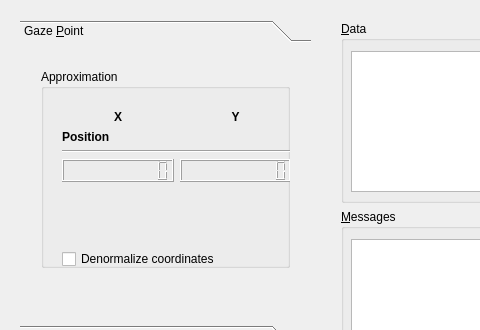
Qt form forms/qtobii-dev-track-window.ui (tpiekarski/qtobii-dev-track) before a commit; both pictures show x 0 to 480 and y 0 to 330 of the 850 by 450 pixel window.
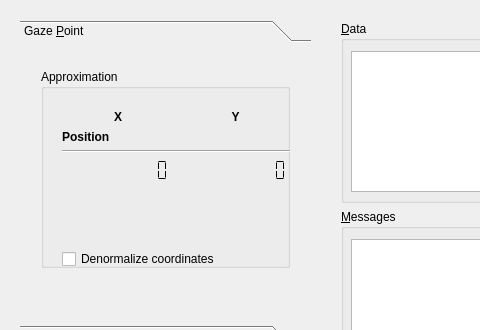
The same form after that commit. Icons and pictures are not drawn.

Commit message: Picking up transmit signal and finaly displaying data in QLCDNumber widget

Diff of the .ui file:
```diff
--- a/forms/qtobii-dev-track-window.ui
+++ b/forms/qtobii-dev-track-window.ui
@@ -160,12 +160,27 @@
            </item>
            <item row="5" column="0">
             <widget class="QLCDNumber" name="gazePointXValue">
+             <property name="font">
+              <font>
+               <weight>50</weight>
+               <bold>false</bold>
+              </font>
+             </property>
+             <property name="frameShape">
+              <enum>QFrame::NoFrame</enum>
+             </property>
+             <property name="frameShadow">
+              <enum>QFrame::Plain</enum>
+             </property>
              <property name="smallDecimalPoint">
               <bool>false</bool>
              </property>
              <property name="digitCount">
               <number>10</number>
              </property>
+             <property name="segmentStyle">
+              <enum>QLCDNumber::Flat</enum>
+             </property>
              <property name="value" stdset="0">
               <double>0.000000000000000</double>
              </property>
@@ -173,12 +188,21 @@
            </item>
            <item row="5" column="1">
             <widget class="QLCDNumber" name="gazePointYValue">
+             <property name="frameShape">
+              <enum>QFrame::NoFrame</enum>
+             </property>
+             <property name="frameShadow">
+              <enum>QFrame::Plain</enum>
+             </property>
              <property name="smallDecimalPoint">
               <bool>false</bool>
              </property>
              <property name="digitCount">
               <number>10</number>
              </property>
+             <property name="segmentStyle">
+              <enum>QLCDNumber::Flat</enum>
+             </property>
              <property name="value" stdset="0">
               <double>0.000000000000000</double>
              </property>
@@ -803,7 +827,7 @@
      </widget>
     </widget>
    </widget>
-   <widget class="QWidget" name="">
+   <widget class="QWidget" name="layoutWidget">
     <property name="geometry">
      <rect>
       <x>330</x>
```
Left out of the diff: 24 changed lines with no effect on the pictures. The commit also changes 5 other files.
